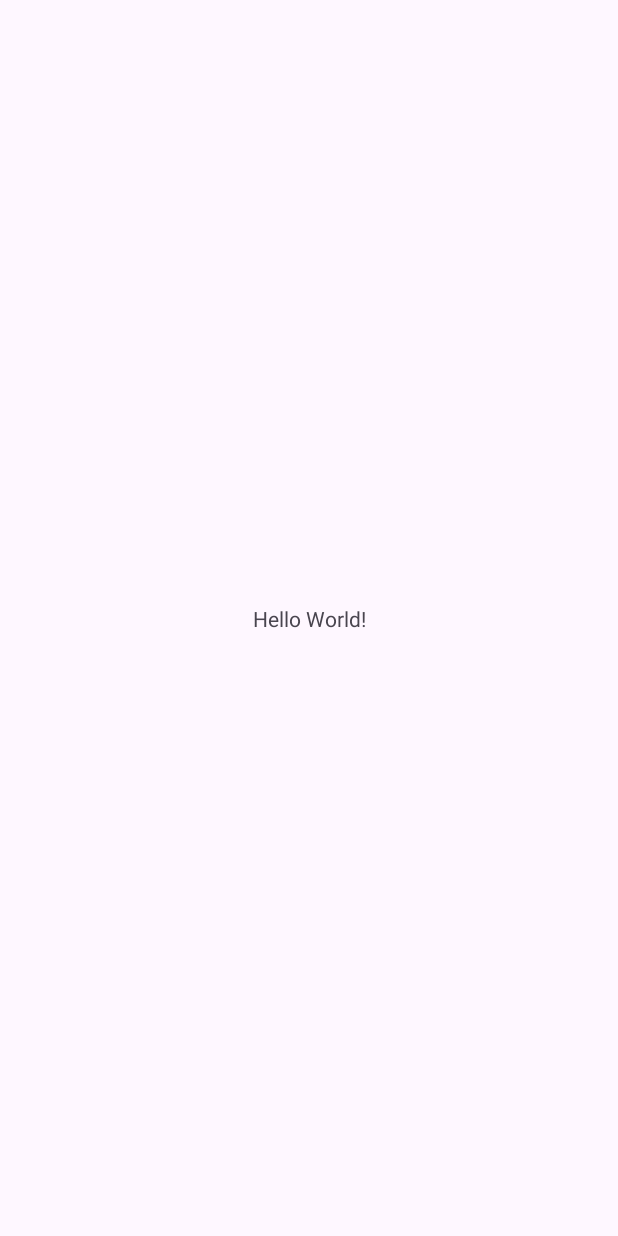
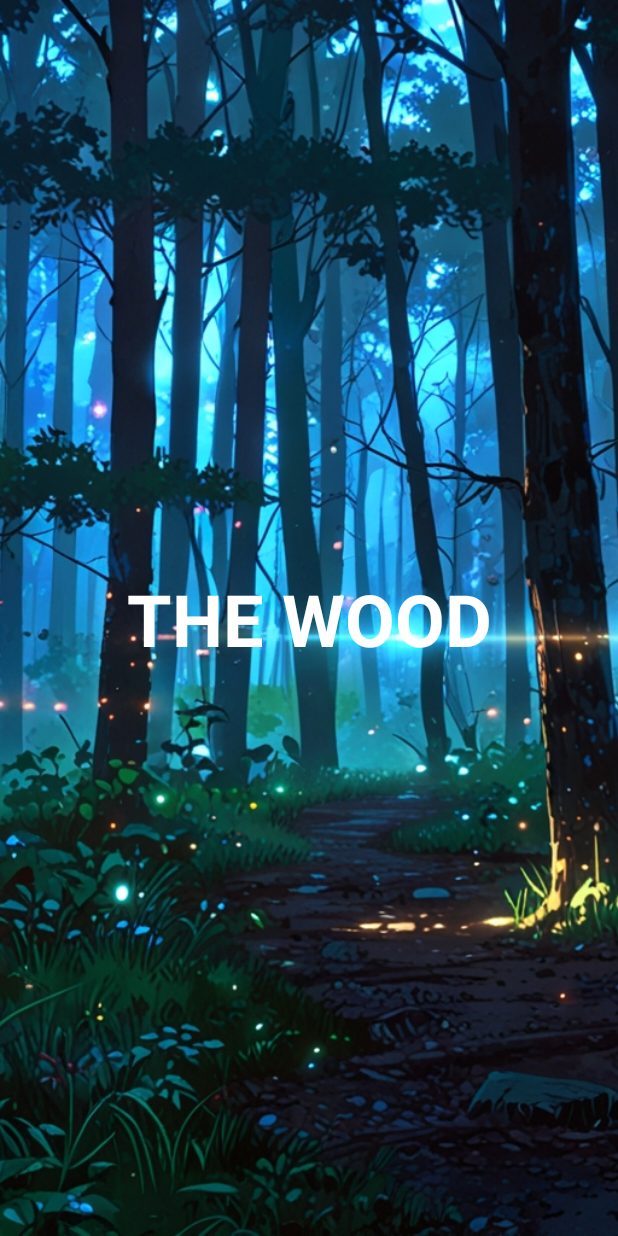
Before and after one commit to JavierCastDev/TheWood, an Android app: the screen it shows after launch (MainActivity), on a phone screen of 412 x 824 dp. Before the commit the screen is almost empty. Run offline under Robolectric (Android 15) with nearby library versions, the phone set to English and light mode, and no system bars.

Commit message:
Se agregó el fondo de la pantalla principal.

```diff
--- a/app/src/main/res/layout/activity_main.xml
+++ b/app/src/main/res/layout/activity_main.xml
@@ -7,10 +7,24 @@
     android:layout_height="match_parent"
     tools:context=".MainActivity">
 
+    <ImageView
+        android:id="@+id/imageView"
+        android:layout_width="match_parent"
+        android:layout_height="match_parent"
+        android:contentDescription="@string/background"
+        android:scaleType="centerCrop"
+        app:srcCompat="@drawable/background"
+        tools:layout_editor_absoluteX="131dp"
+        tools:layout_editor_absoluteY="190dp" />
+
     <TextView
         android:layout_width="wrap_content"
         android:layout_height="wrap_content"
-        android:text="Hello World!"
+        android:text="@string/the_wood"
+        android:textColor="@color/white"
+        android:textSize="48sp"
+        android:textStyle="bold"
+        android:elegantTextHeight="true"
         app:layout_constraintBottom_toBottomOf="parent"
         app:layout_constraintEnd_toEndOf="parent"
         app:layout_constraintStart_toStartOf="parent"
--- a/app/src/main/res/values/strings.xml
+++ b/app/src/main/res/values/strings.xml
@@ -1,3 +1,5 @@
 <resources>
     <string name="app_name">TheWood</string>
+    <string name="background">background</string>
+    <string name="the_wood">THE WOOD</string>
 </resources>
```
Also changed, not shown: app/src/main/res/drawable-nodpi/background.jpg (added).
